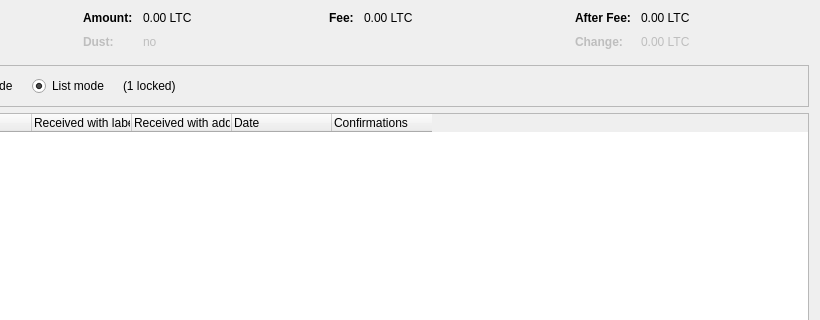
Above: src/qt/forms/coincontroldialog.ui from monacoinproject/monacoin before the change; both pictures show x 180 to 1000 and y 0 to 320 of the 1000 by 500 pixel window. Below: the same form after it.
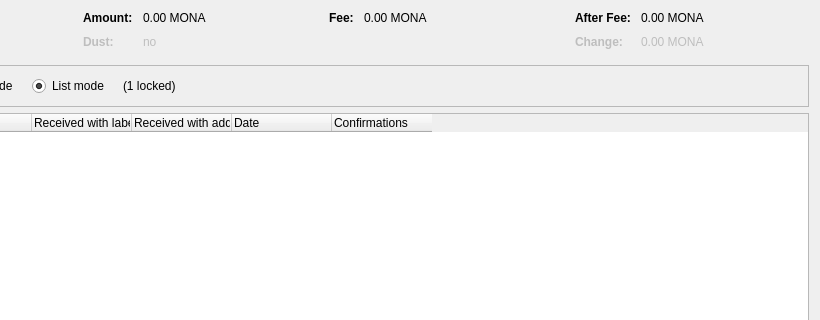
That is the form after the change. Custom widgets are drawn as their Qt base class.

Patch:
```diff
--- a/src/qt/forms/coincontroldialog.ui
+++ b/src/qt/forms/coincontroldialog.ui
@@ -132,7 +132,7 @@
           <enum>Qt::ActionsContextMenu</enum>
          </property>
          <property name="text">
-          <string notr="true">0.00 LTC</string>
+          <string notr="true">0.00 MONA</string>
          </property>
          <property name="textInteractionFlags">
           <set>Qt::LinksAccessibleByMouse|Qt::TextSelectableByKeyboard|Qt::TextSelectableByMouse</set>
@@ -212,7 +212,7 @@
           <enum>Qt::ActionsContextMenu</enum>
          </property>
          <property name="text">
-          <string notr="true">0.00 LTC</string>
+          <string notr="true">0.00 MONA</string>
          </property>
          <property name="textInteractionFlags">
           <set>Qt::LinksAccessibleByMouse|Qt::TextSelectableByKeyboard|Qt::TextSelectableByMouse</set>
@@ -257,7 +257,7 @@
           <enum>Qt::ActionsContextMenu</enum>
          </property>
          <property name="text">
-          <string notr="true">0.00 LTC</string>
+          <string notr="true">0.00 MONA</string>
          </property>
          <property name="textInteractionFlags">
           <set>Qt::LinksAccessibleByMouse|Qt::TextSelectableByKeyboard|Qt::TextSelectableByMouse</set>
@@ -292,7 +292,7 @@
           <enum>Qt::ActionsContextMenu</enum>
          </property>
          <property name="text">
-          <string notr="true">0.00 LTC</string>
+          <string notr="true">0.00 MONA</string>
          </property>
          <property name="textInteractionFlags">
           <set>Qt::LinksAccessibleByMouse|Qt::TextSelectableByKeyboard|Qt::TextSelectableByMouse</set>
```
